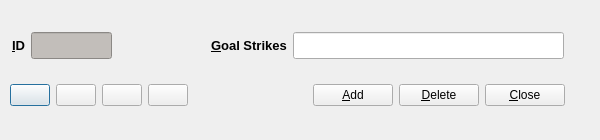
Old version of the form code/pyqt/gui/goalstrike_setup.ui in the repository soccermetrics/marcotti-desktop.
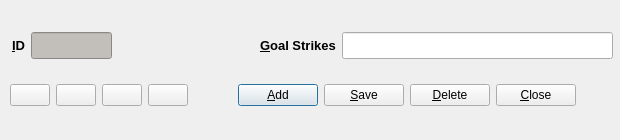
New version of the form. Icons and pictures are not drawn.

Commit message: Added Save button to UIs, rebuilt autocoded Python files (#13)

The edit to the form file:
```diff
--- a/code/pyqt/gui/goalstrike_setup.ui
+++ b/code/pyqt/gui/goalstrike_setup.ui
@@ -6,20 +6,20 @@
    <rect>
     <x>0</x>
     <y>0</y>
-    <width>600</width>
+    <width>620</width>
     <height>140</height>
    </rect>
   </property>
   <property name="minimumSize">
    <size>
-    <width>600</width>
+    <width>620</width>
     <height>140</height>
    </size>
   </property>
   <property name="maximumSize">
    <size>
-    <width>640</width>
-    <height>180</height>
+    <width>620</width>
+    <height>140</height>
    </size>
   </property>
   <property name="windowTitle">
@@ -30,7 +30,7 @@
     <rect>
      <x>12</x>
      <y>20</y>
-     <width>552</width>
+     <width>601</width>
      <height>51</height>
     </rect>
    </property>
@@ -107,12 +107,106 @@
     </item>
    </layout>
   </widget>
-  <widget class="QWidget" name="layoutWidget">
+  <widget class="QWidget" name="layoutWidget_2">
+   <property name="geometry">
+    <rect>
+     <x>201</x>
+     <y>70</y>
+     <width>411</width>
+     <height>51</height>
+    </rect>
+   </property>
+   <layout class="QHBoxLayout" name="horizontalLayout_3">
+    <item>
+     <spacer name="horizontalSpacer_3">
+      <property name="orientation">
+       <enum>Qt::Horizontal</enum>
+      </property>
+      <property name="sizeHint" stdset="0">
+       <size>
+        <width>13</width>
+        <height>20</height>
+       </size>
+      </property>
+     </spacer>
+    </item>
+    <item>
+     <widget class="QPushButton" name="addEntry">
+      <property name="toolTip">
+       <string>Add Entry</string>
+      </property>
+      <property name="text">
+       <string>&amp;Add</string>
+      </property>
+      <property name="icon">
+       <iconset resource="fmrd_resources.qrc">
+        <normaloff>:/images/add.png</normaloff>:/images/add.png</iconset>
+      </property>
+     </widget>
+    </item>
+    <item>
+     <widget class="QPushButton" name="saveEntry">
+      <property name="toolTip">
+       <string>Delete Entry</string>
+      </property>
+      <property name="text">
+       <string>&amp;Save</string>
+      </property>
+      <property name="icon">
+       <iconset resource="fmrd_resources.qrc">
+        <normaloff>:/images/save.png</normaloff>:/images/save.png</iconset>
+      </property>
+     </widget>
+    </item>
+    <item>
+     <widget class="QPushButton" name="deleteEntry">
+      <property name="toolTip">
+       <string>Delete Entry</string>
+      </property>
+      <property name="text">
+       <string>&amp;Delete</string>
+      </property>
+      <property name="icon">
+       <iconset resource="fmrd_resources.qrc">
+        <normaloff>:/images/delete.png</normaloff>:/images/delete.png</iconset>
+      </property>
+     </widget>
+    </item>
+    <item>
+     <widget class="QPushButton" name="closeButton">
+      <property name="toolTip">
+       <string>Close Window</string>
+      </property>
+      <property name="text">
+       <string>&amp;Close</string>
+      </property>
+      <property name="icon">
+       <iconset resource="fmrd_resources.qrc">
+        <normaloff>:/images/quit.png</normaloff>:/images/quit.png</iconset>
+      </property>
+     </widget>
+    </item>
+    <item>
+     <spacer name="horizontalSpacer_4">
+      <property name="orientation">
+       <enum>Qt::Horizontal</enum>
+      </property>
+      <property name="sizeHint" stdset="0">
+       <size>
+        <width>13</width>
+        <height>20</height>
+       </size>
+      </property>
+     </spacer>
+    </item>
+   </layout>
+  </widget>
+  <widget class="QWidget" name="layoutWidget_3">
    <property name="geometry">
     <rect>
      <x>10</x>
      <y>70</y>
-     <width>261</width>
+     <width>191</width>
      <height>51</height>
     </rect>
    </property>
@@ -188,73 +282,6 @@
     </item>
    </layout>
   </widget>
-  <widget class="QWidget" name="layoutWidget">
-   <property name="geometry">
-    <rect>
-     <x>290</x>
-     <y>70</y>
-     <width>275</width>
-     <height>51</height>
-    </rect>
-   </property>
-   <layout class="QHBoxLayout" name="horizontalLayout_3">
-    <item>
-     <spacer name="horizontalSpacer_3">
-      <property name="orientation">
-       <enum>Qt::Horizontal</enum>
-      </property>
-      <property name="sizeHint" stdset="0">
-       <size>
-        <width>13</width>
-        <height>20</height>
-       </size>
-      </property>
-     </spacer>
-    </item>
-    <item>
-     <widget class="QPushButton" name="addEntry">
-      <property name="toolTip">
-       <string>Add Entry</string>
-      </property>
-      <property name="text">
-       <string>&amp;Add</string>
-      </property>
-      <property name="icon">
-       <iconset resource="fmrd_resources.qrc">
-        <normaloff>:/images/add.png</normaloff>:/images/add.png</iconset>
-      </property>
-     </widget>
-    </item>
-    <item>
-     <widget class="QPushButton" name="deleteEntry">
-      <property name="toolTip">
-       <string>Delete Entry</string>
-      </property>
-      <property name="text">
-       <string>&amp;Delete</string>
-      </property>
-      <property name="icon">
-       <iconset resource="fmrd_resources.qrc">
-        <normaloff>:/images/delete.png</normaloff>:/images/delete.png</iconset>
-      </property>
-     </widget>
-    </item>
-    <item>
-     <widget class="QPushButton" name="closeButton">
-      <property name="toolTip">
-       <string>Close Entry</string>
-      </property>
-      <property name="text">
-       <string>&amp;Close</string>
-      </property>
-      <property name="icon">
-       <iconset resource="fmrd_resources.qrc">
-        <normaloff>:/images/quit.png</normaloff>:/images/quit.png</iconset>
-      </property>
-     </widget>
-    </item>
-   </layout>
-  </widget>
  </widget>
  <resources>
   <include location="fmrd_resources.qrc"/>
```
The commit also changes 52 other files.
